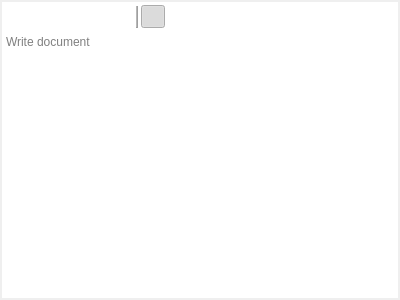
zkovari/plotlyst, file ui/rich_text_editor_widget.ui: the form before one commit.
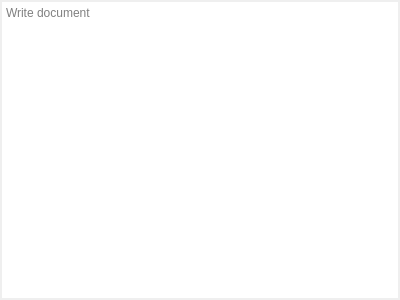
The form after the commit.

Commit message: Use QToolbar in richtext editor and add list actions

What changed in the file:
```diff
--- a/ui/rich_text_editor_widget.ui
+++ b/ui/rich_text_editor_widget.ui
@@ -29,171 +29,6 @@
    <property name="bottomMargin">
     <number>2</number>
    </property>
-   <item>
-    <widget class="QWidget" name="toolbar" native="true">
-     <property name="styleSheet">
-      <string notr="true">.QWidget {
-	background-color: rgb(255, 255, 255);
-}</string>
-     </property>
-     <layout class="QHBoxLayout" name="horizontalLayout">
-      <property name="spacing">
-       <number>3</number>
-      </property>
-      <property name="leftMargin">
-       <number>1</number>
-      </property>
-      <property name="topMargin">
-       <number>3</number>
-      </property>
-      <property name="rightMargin">
-       <number>1</number>
-      </property>
-      <property name="bottomMargin">
-       <number>3</number>
-      </property>
-      <item>
-       <widget class="QComboBox" name="cbHeading">
-        <property name="styleSheet">
-         <string notr="true">QComboBox {
-    border: 0px;
-    padding: 1px 1px 1px 3px;
-}
-QComboBox::drop-down {
-    subcontrol-origin: padding;
-    subcontrol-position: top right;
-    width: 0px;
-
-    border: 0px;
-}</string>
-        </property>
-        <property name="frame">
-         <bool>false</bool>
-        </property>
-       </widget>
-      </item>
-      <item>
-       <widget class="QToolButton" name="btnBold">
-        <property name="text">
-         <string/>
-        </property>
-        <property name="checkable">
-         <bool>true</bool>
-        </property>
-        <property name="autoRaise">
-         <bool>true</bool>
-        </property>
-       </widget>
-      </item>
-      <item>
-       <widget class="QToolButton" name="btnItalic">
-        <property name="text">
-         <string/>
-        </property>
-        <property name="checkable">
-         <bool>true</bool>
-        </property>
-        <property name="autoRaise">
-         <bool>true</bool>
-        </property>
-       </widget>
-      </item>
-      <item>
-       <widget class="QToolButton" name="btnUnderline">
-        <property name="text">
-         <string/>
-        </property>
-        <property name="checkable">
-         <bool>true</bool>
-        </property>
-        <property name="autoRaise">
-         <bool>true</bool>
-        </property>
-       </widget>
-      </item>
-      <item>
-       <widget class="Line" name="line">
-        <property name="frameShadow">
-         <enum>QFrame::Raised</enum>
-        </property>
-        <property name="lineWidth">
-         <number>1</number>
-        </property>
-        <property name="midLineWidth">
-         <number>1</number>
-        </property>
-        <property name="orientation">
-         <enum>Qt::Vertical</enum>
-        </property>
-       </widget>
-      </item>
-      <item>
-       <widget class="QToolButton" name="btnAlignLeft">
-        <property name="text">
-         <string/>
-        </property>
-        <property name="checkable">
-         <bool>true</bool>
-        </property>
-        <property name="checked">
-         <bool>true</bool>
-        </property>
-        <property name="autoRaise">
-         <bool>true</bool>
-        </property>
-        <attribute name="buttonGroup">
-         <string notr="true">btnGroupAlignment</string>
-        </attribute>
-       </widget>
-      </item>
-      <item>
-       <widget class="QToolButton" name="btnAlignCenter">
-        <property name="text">
-         <string/>
-        </property>
-        <property name="checkable">
-         <bool>true</bool>
-        </property>
-        <property name="autoRaise">
-         <bool>true</bool>
-        </property>
-        <attribute name="buttonGroup">
-         <string notr="true">btnGroupAlignment</string>
-        </attribute>
-       </widget>
-      </item>
-      <item>
-       <widget class="QToolButton" name="btnAlignRight">
-        <property name="text">
-         <string/>
-        </property>
-        <property name="checkable">
-         <bool>true</bool>
-        </property>
-        <property name="autoRaise">
-         <bool>true</bool>
-        </property>
-        <attribute name="buttonGroup">
-         <string notr="true">btnGroupAlignment</string>
-        </attribute>
-       </widget>
-      </item>
-      <item>
-       <spacer name="horizontalSpacer">
-        <property name="orientation">
-         <enum>Qt::Horizontal</enum>
-        </property>
-        <property name="sizeHint" stdset="0">
-         <size>
-          <width>40</width>
-          <height>20</height>
-         </size>
-        </property>
-       </spacer>
-      </item>
-     </layout>
-    </widget>
-   </item>
    <item>
     <widget class="QTextEdit" name="textEditor">
      <property name="styleSheet">
```
The commit also changes 2 other files.
